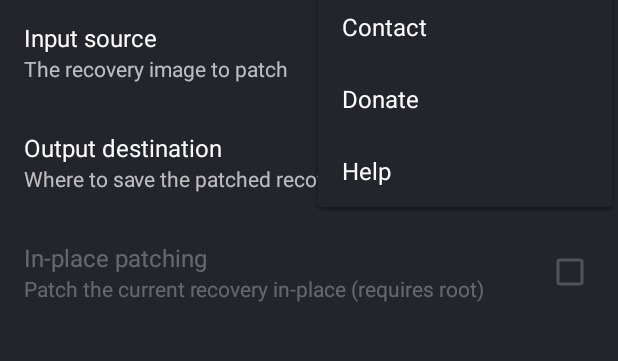
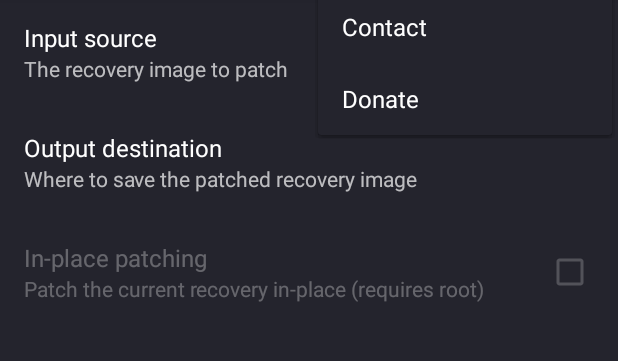
Before and after one commit to kdrag0n/tipatch, an Android app: the screen it shows after launch (MainActivity), with the options menu open, on a phone screen of 412 x 824 dp, the part 87-448 px from its top. Run offline under Robolectric (Android 15) with nearby library versions, the phone set to English and light mode, and no system bars; libraries missing offline, so code that uses them is left out: com.crashlytics.android, com.squareup.leakcanary, com.topjohnwu.superuser; 4 statements that could not run were skipped.

Commit message:
Move "Help" as Info out of menu

```diff
--- /dev/null
+++ b/app/src/main/res/drawable/ic_info_outline_action.xml
@@ -0,0 +1,5 @@
+<vector android:height="24dp" android:tint="@color/action_fg"
+    android:viewportHeight="24.0" android:viewportWidth="24.0"
+    android:width="24dp" xmlns:android="http://schemas.android.com/apk/res/android">
+    <path android:fillColor="#FF000000" android:pathData="M11,17h2v-6h-2v6zM12,2C6.48,2 2,6.48 2,12s4.48,10 10,10 10,-4.48 10,-10S17.52,2 12,2zM12,20c-4.41,0 -8,-3.59 -8,-8s3.59,-8 8,-8 8,3.59 8,8 -3.59,8 -8,8zM11,9h2L13,7h-2v2z"/>
+</vector>
--- a/app/src/main/res/drawable/ic_patch.xml
+++ b/app/src/main/res/drawable/ic_patch.xml
@@ -1,5 +1,4 @@
-<vector android:height="24dp" android:tint="@android:color/white"
-    android:viewportHeight="24.0" android:viewportWidth="24.0"
+<vector android:height="24dp" android:viewportHeight="24.0" android:viewportWidth="24.0"
     android:width="24dp" xmlns:android="http://schemas.android.com/apk/res/android">
     <path android:fillColor="#FF000000" android:pathData="M17.73,12.02l3.98,-3.98c0.39,-0.39 0.39,-1.02 0,-1.41l-4.34,-4.34c-0.39,-0.39 -1.02,-0.39 -1.41,0l-3.98,3.98L8,2.29C7.8,2.1 7.55,2 7.29,2c-0.25,0 -0.51,0.1 -0.7,0.29L2.25,6.63c-0.39,0.39 -0.39,1.02 0,1.41l3.98,3.98L2.25,16c-0.39,0.39 -0.39,1.02 0,1.41l4.34,4.34c0.39,0.39 1.02,0.39 1.41,0l3.98,-3.98 3.98,3.98c0.2,0.2 0.45,0.29 0.71,0.29 0.26,0 0.51,-0.1 0.71,-0.29l4.34,-4.34c0.39,-0.39 0.39,-1.02 0,-1.41l-3.99,-3.98zM12,9c0.55,0 1,0.45 1,1s-0.45,1 -1,1 -1,-0.45 -1,-1 0.45,-1 1,-1zM7.29,10.96L3.66,7.34l3.63,-3.63 3.62,3.62 -3.62,3.63zM10,13c-0.55,0 -1,-0.45 -1,-1s0.45,-1 1,-1 1,0.45 1,1 -0.45,1 -1,1zM12,15c-0.55,0 -1,-0.45 -1,-1s0.45,-1 1,-1 1,0.45 1,1 -0.45,1 -1,1zM14,11c0.55,0 1,0.45 1,1s-0.45,1 -1,1 -1,-0.45 -1,-1 0.45,-1 1,-1zM16.66,20.34l-3.63,-3.62 3.63,-3.63 3.62,3.62 -3.62,3.63z"/>
 </vector>
--- a/app/src/main/res/drawable/ic_undo.xml
+++ b/app/src/main/res/drawable/ic_undo.xml
@@ -1,5 +1,4 @@
-<vector android:height="24dp" android:tint="@android:color/white"
-    android:viewportHeight="24.0" android:viewportWidth="24.0"
+<vector android:height="24dp" android:viewportHeight="24.0" android:viewportWidth="24.0"
     android:width="24dp" xmlns:android="http://schemas.android.com/apk/res/android">
     <path android:fillColor="#FF000000" android:pathData="M12.5,8c-2.65,0 -5.05,0.99 -6.9,2.6L2,7v9h9l-3.62,-3.62c1.39,-1.16 3.16,-1.88 5.12,-1.88 3.54,0 6.55,2.31 7.6,5.5l2.37,-0.78C21.08,11.03 17.15,8 12.5,8z"/>
 </vector>
--- a/app/src/main/res/layout/activity_main.xml
+++ b/app/src/main/res/layout/activity_main.xml
@@ -28,6 +28,7 @@
         android:layout_gravity="end|bottom"
         android:tooltipText="@string/patch_btn"
         app:srcCompat="@drawable/ic_patch"
+        android:tint="@color/action_fg"
         app:borderWidth="0dp"
         tools:targetApi="o" />
 
@@ -42,6 +43,7 @@
         app:layout_anchorGravity="right|top"
         android:tooltipText="@string/undo"
         app:srcCompat="@drawable/ic_undo"
+        android:tint="@color/action_fg"
         android:backgroundTint="@color/accent2"
         app:borderWidth="0dp"
         tools:targetApi="o" />
--- a/app/src/main/res/menu/actions.xml
+++ b/app/src/main/res/menu/actions.xml
@@ -1,16 +1,22 @@
 <?xml version="1.0" encoding="utf-8"?>
-<menu xmlns:android="http://schemas.android.com/apk/res/android">
+<menu xmlns:android="http://schemas.android.com/apk/res/android"
+    xmlns:app="http://schemas.android.com/apk/res-auto">
+    <item
+        android:id="@+id/helpOpt"
+        android:icon="@drawable/ic_info_outline_action"
+        android:title="@string/help"
+        app:showAsAction="ifRoom" />
+
     <item
         android:id="@+id/aboutOpt"
-        android:title="@string/about" />
+        android:title="@string/about"
+        app:showAsAction="never" />
     <item
         android:id="@+id/contactOpt"
-        android:title="@string/contact" />
+        android:title="@string/contact"
+        app:showAsAction="never" />
     <item
         android:id="@+id/donateOpt"
-        android:title="@string/donate" />
-    <item
-        android:id="@+id/helpOpt"
-        android:icon="@android:drawable/ic_dialog_info"
-        android:title="@string/help" />
+        android:title="@string/donate"
+        app:showAsAction="never" />
 </menu>
--- a/app/src/main/res/values/colors.xml
+++ b/app/src/main/res/values/colors.xml
@@ -7,4 +7,5 @@
     <color name="accent">#448aff</color>
     <color name="about_ic_color">#bebec0</color>
     <color name="accent2">#cb6262</color>
+    <color name="action_fg">#ffffff</color>
 </resources>
```
